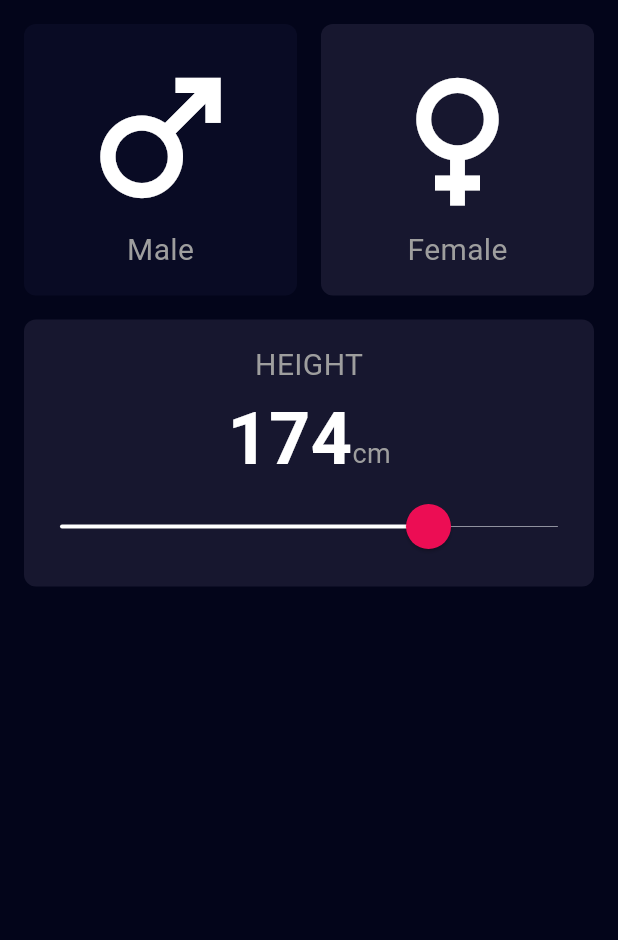
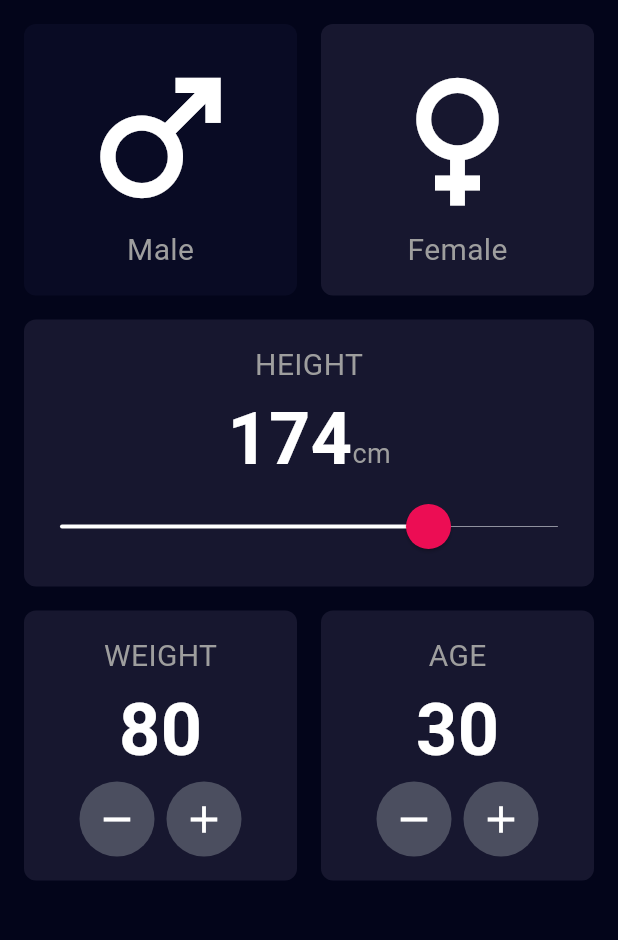
Before and after one commit to abdoSr88025/home_work, a Flutter app: the screen it shows after launch, on a phone screen of 412 x 824 dp, the part 99-1039 px from its top. Run offline on Flutter 3.47's test engine with Material 3 defaults, Android fonts, the phone set to English and light mode, and no system bars.

Commit message:
bmi calculator update

```diff
--- a/flutter/bmi_calculator/lib/homepage.dart
+++ b/flutter/bmi_calculator/lib/homepage.dart
@@ -1,6 +1,7 @@
 import 'package:bmi_calculator/widgets/custom_app_bar.dart';
 import 'package:bmi_calculator/widgets/gender_selection_section.dart';
 import 'package:bmi_calculator/widgets/height_selection_item.dart';
+import 'package:bmi_calculator/widgets/weight_age_section.dart';
 import 'package:flutter/material.dart';
 
 class Homepage extends StatelessWidget {
@@ -19,7 +20,11 @@ class Homepage extends StatelessWidget {
               padding: const EdgeInsets.symmetric(horizontal: 16.0),
               child: Column(
                 spacing: 16,
-                children: [GenderSelectionSection(), HeightSelectionItem()],
+                children: [
+                  GenderSelectionSection(),
+                  HeightSelectionItem(),
+                  WeightAgeSection(),
+                ],
               ),
             ),
           ],
--- /dev/null
+++ b/flutter/bmi_calculator/lib/widgets/counter_card.dart
@@ -0,0 +1,72 @@
+import 'package:bmi_calculator/widgets/custom_container.dart';
+import 'package:bmi_calculator/widgets/title_section.dart';
+import 'package:bmi_calculator/widgets/value_text.dart';
+import 'package:flutter/material.dart';
+
+class CounterCard extends StatefulWidget {
+  const CounterCard({
+    super.key,
+    required this.text,
+    required this.defaultValue,
+  });
+  final String text;
+  final int defaultValue;
+
+  @override
+  State<CounterCard> createState() => _CounterCardState();
+}
+
+class _CounterCardState extends State<CounterCard> {
+  int value = 0;
+  @override
+  Widget build(BuildContext context) {
+    if (value == 0) {
+      value = widget.defaultValue;
+    }
+    return CustomContainer(
+      child: Column(
+        children: [
+          TitleSection(label: widget.text),
+          ValueText(text: value.toString()),
+          Row(
+            mainAxisAlignment: MainAxisAlignment.center,
+            children: [
+              CustomIconButton(
+                icon: Icons.remove,
+                onTap: () {
+                  value--;
+                  setState(() {});
+                },
+              ),
+              SizedBox(width: 8),
+              CustomIconButton(
+                icon: Icons.add,
+                onTap: () {
+                  value++;
+                  setState(() {});
+                },
+              ),
+            ],
+          ),
+        ],
+      ),
+    );
+  }
+}
+
+class CustomIconButton extends StatelessWidget {
+  const CustomIconButton({super.key, required this.icon, required this.onTap});
+  final IconData icon;
+  final VoidCallback onTap;
+  @override
+  Widget build(BuildContext context) {
+    return GestureDetector(
+      onTap: onTap,
+      child: CircleAvatar(
+        backgroundColor: Color(0xff4B4E5F),
+        radius: 25,
+        child: Icon(icon, color: Colors.white, size: 30),
+      ),
+    );
+  }
+}
--- a/flutter/bmi_calculator/lib/widgets/height_selection_item.dart
+++ b/flutter/bmi_calculator/lib/widgets/height_selection_item.dart
@@ -1,5 +1,6 @@
 import 'package:bmi_calculator/widgets/custom_container.dart';
 import 'package:bmi_calculator/widgets/title_section.dart';
+import 'package:bmi_calculator/widgets/value_text.dart';
 import 'package:flutter/material.dart';
 
 class HeightSelectionItem extends StatefulWidget {
@@ -22,14 +23,7 @@ class _HeightSelectionItemState extends State<HeightSelectionItem> {
             textBaseline: TextBaseline.alphabetic,
             mainAxisAlignment: MainAxisAlignment.center,
             children: [
-              Text(
-                height.round().toString(),
-                style: TextStyle(
-                  color: Colors.white,
-                  fontSize: 48,
-                  fontWeight: FontWeight.bold,
-                ),
-              ),
+              ValueText(text: height.round().toString()),
               Text('cm', style: TextStyle(color: Colors.grey, fontSize: 18)),
             ],
           ),
--- /dev/null
+++ b/flutter/bmi_calculator/lib/widgets/value_text.dart
@@ -0,0 +1,19 @@
+import 'package:flutter/material.dart';
+
+class ValueText extends StatelessWidget {
+  const ValueText({super.key, required this.text});
+
+  final String text;
+
+  @override
+  Widget build(BuildContext context) {
+    return Text(
+      text,
+      style: TextStyle(
+        color: Colors.white,
+        fontSize: 48,
+        fontWeight: FontWeight.bold,
+      ),
+    );
+  }
+}
--- /dev/null
+++ b/flutter/bmi_calculator/lib/widgets/weight_age_section.dart
@@ -0,0 +1,17 @@
+import 'package:bmi_calculator/widgets/counter_card.dart';
+import 'package:flutter/material.dart';
+
+class WeightAgeSection extends StatelessWidget {
+  const WeightAgeSection({super.key});
+
+  @override
+  Widget build(BuildContext context) {
+    return Row(
+      children: [
+        Expanded(child: CounterCard(text: 'WEIGHT', defaultValue: 80)),
+        SizedBox(width: 16),
+        Expanded(child: CounterCard(text: 'AGE', defaultValue: 30)),
+      ],
+    );
+  }
+}
```
